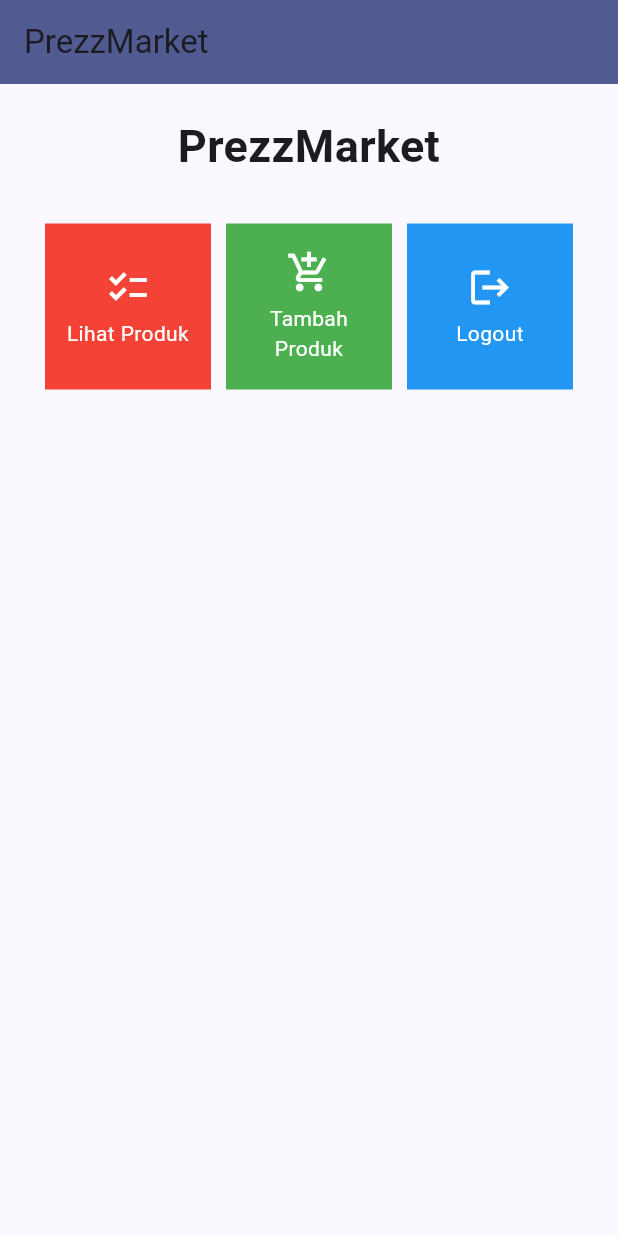
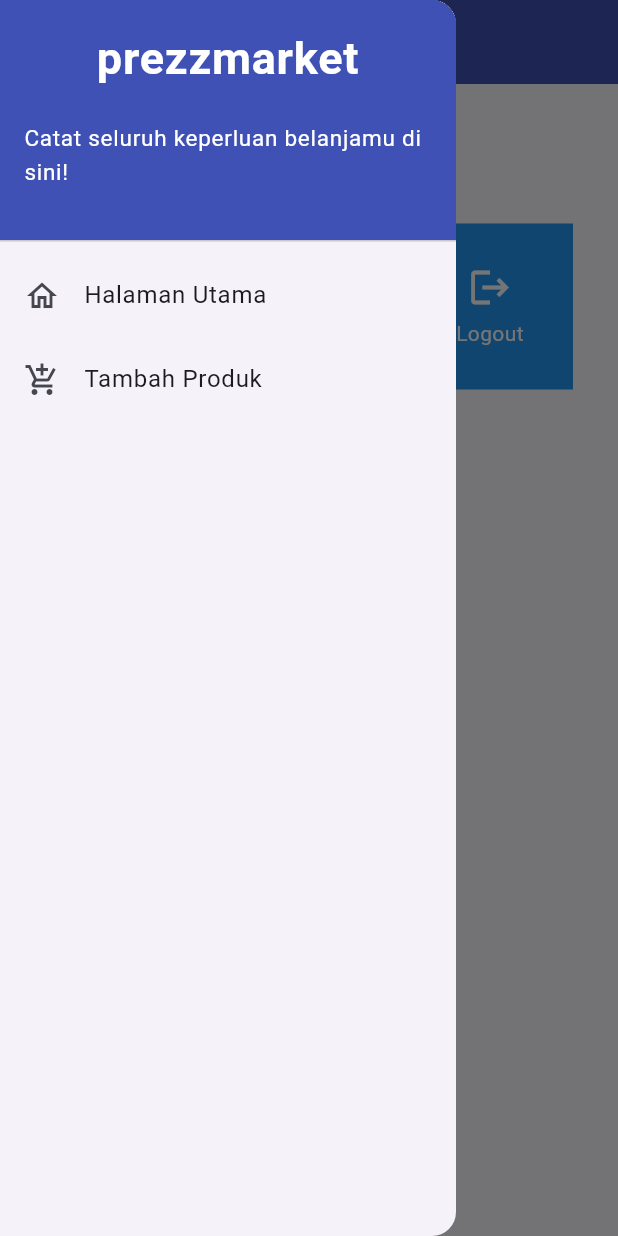
Before and after one commit to prasetyoadii/prezzmarket-mobile, a Flutter app: the screen it shows after launch, with the side drawer open (before the commit the screen has no drawer), on a phone screen of 412 x 824 dp. Run offline on Flutter 3.47's test engine with Material 2 defaults, Android fonts, the phone set to English and light mode, and no system bars.

Commit message:
Menyicil tugas 8

```diff
--- a/lib/main.dart
+++ b/lib/main.dart
@@ -1,5 +1,5 @@
 import 'package:flutter/material.dart';
-import 'package:prezzmarket/menu.dart';
+import 'package:prezzmarket/screens/menu.dart';
 void main() {
   runApp(const MyApp());
 }
--- a/lib/menu.dart
+++ b/lib/screens/menu.dart
@@ -1,4 +1,7 @@
 import 'package:flutter/material.dart';
+import 'package:prezzmarket/widgets/shop_card.dart';
+import 'package:prezzmarket/widgets/left_drawer.dart';
+
 
 class MyHomePage extends StatelessWidget {
     MyHomePage({Key? key}) : super(key: key);
@@ -15,8 +18,11 @@
           title: const Text(
             'PrezzMarket',
           ),
-          backgroundColor: Theme.of(context).colorScheme.primary,
+          backgroundColor: Colors.indigo,
+          foregroundColor: Colors.white,
         ),
+        drawer: const LeftDrawer(),
+
         body: SingleChildScrollView(
           // Widget wrapper yang dapat discroll
           child: Padding(
@@ -57,55 +63,3 @@
       );
     }
 }
-class ShopCard extends StatelessWidget {
-  final ShopItem item;
-
-  const ShopCard(this.item, {super.key}); // Constructor
-
-  @override
-  Widget build(BuildContext context) {
-    return Material(
-      color: item.color,
-      child: InkWell(
-        // Area responsive terhadap sentuhan
-        onTap: () {
-          // Memunculkan SnackBar ketika diklik
-          ScaffoldMessenger.of(context)
-            ..hideCurrentSnackBar()
-            ..showSnackBar(SnackBar(
-                content: Text("Kamu telah menekan tombol ${item.name}!")));
-        },
-        child: Container(
-          // Container untuk menyimpan Icon dan Text
-          padding: const EdgeInsets.all(8),
-          child: Center(
-            child: Column(
-              mainAxisAlignment: MainAxisAlignment.center,
-              children: [
-                Icon(
-                  item.icon,
-                  color: Colors.white,
-                  size: 30.0,
-                ),
-                const Padding(padding: EdgeInsets.all(3)),
-                Text(
-                  item.name,
-                  textAlign: TextAlign.center,
-                  style: const TextStyle(color: Colors.white),
-                ),
-              ],
-            ),
-          ),
-        ),
-      ),
-    );
-  }
-}
-
-class ShopItem {
-  final String name;
-  final IconData icon;
-  final Color color;
-
-  ShopItem(this.name, this.icon,this.color);
-}
--- /dev/null
+++ b/lib/widgets/left_drawer.dart
@@ -0,0 +1,73 @@
+import 'package:flutter/material.dart';
+import 'package:prezzmarket/screens/menu.dart';
+import 'package:prezzmarket/screens/prezzmarket_form.dart';
+
+class LeftDrawer extends StatelessWidget {
+  const LeftDrawer({super.key});
+
+  @override
+  Widget build(BuildContext context) {
+    return Drawer(
+      child: ListView(
+        children: [
+          const DrawerHeader(
+            decoration: BoxDecoration(
+              color: Colors.indigo,
+            ),
+            child: Column(
+              children: [
+                Text(
+                  'prezzmarket',
+                  textAlign: TextAlign.center,
+                  style: TextStyle(
+                    fontSize: 30,
+                    fontWeight: FontWeight.bold,
+                    color: Colors.white,
+                  ),
+                ),
+                Padding(padding: EdgeInsets.all(10)),
+                Text("Catat seluruh keperluan belanjamu di sini!",
+                    // TODO: Tambahkan gaya teks dengan center alignment, font ukuran 15, warna putih, dan weight biasa
+                      style: TextStyle(
+                        fontSize: 15.0,
+                        fontWeight: FontWeight.normal,
+                        color: Colors.white
+                     )
+                    ),
+              ],
+            ),
+          ),
+          // TODO: Bagian routing
+          ListTile(
+            leading: const Icon(Icons.home_outlined),
+            title: const Text('Halaman Utama'),
+            // Bagian redirection ke MyHomePage
+            onTap: () {
+              Navigator.pushReplacement(
+                  context,
+                  MaterialPageRoute(
+                    builder: (context) => MyHomePage(),
+                  ));
+            },
+          ),
+          ListTile(
+            leading: const Icon(Icons.add_shopping_cart),
+            title: const Text('Tambah Produk'),
+            // Bagian redirection ke ShopFormPage
+            onTap: () {
+              /*
+              TODO: Buatlah routing ke ShopFormPage di sini,
+              setelah halaman ShopFormPage sudah dibuat.
+              */
+               Navigator.pushReplacement(
+                  context,
+                  MaterialPageRoute(
+                    builder: (context) => const ShopFormPage(),
+                  ));
+            },
+          ),
+        ],
+      ),
+    );
+  }
+}
--- /dev/null
+++ b/lib/widgets/shop_card.dart
@@ -0,0 +1,63 @@
+import 'package:flutter/material.dart';
+import 'package:prezzmarket/screens/prezzmarket_form.dart';
+
+class ShopCard extends StatelessWidget {
+  final ShopItem item;
+
+  const ShopCard(this.item, {super.key}); // Constructor
+
+  @override
+  Widget build(BuildContext context) {
+    return Material(
+      color: item.color,
+      child: InkWell(
+        // Area responsive terhadap sentuhan
+        onTap: () {
+          // Memunculkan SnackBar ketika diklik
+          ScaffoldMessenger.of(context)
+            ..hideCurrentSnackBar()
+            ..showSnackBar(SnackBar(
+                content: Text("Kamu telah menekan tombol ${item.name}!")));
+          if (item.name == "Tambah Produk") {
+            Navigator.push(
+            context,
+            MaterialPageRoute(
+              builder: (context) => const ShopFormPage(),
+            ));
+          }
+        },
+
+        child: Container(
+          // Container untuk menyimpan Icon dan Text
+          padding: const EdgeInsets.all(8),
+          child: Center(
+            child: Column(
+              mainAxisAlignment: MainAxisAlignment.center,
+              children: [
+                Icon(
+                  item.icon,
+                  color: Colors.white,
+                  size: 30.0,
+                ),
+                const Padding(padding: EdgeInsets.all(3)),
+                Text(
+                  item.name,
+                  textAlign: TextAlign.center,
+                  style: const TextStyle(color: Colors.white),
+                ),
+              ],
+            ),
+          ),
+        ),
+      ),
+    );
+  }
+}
+
+class ShopItem {
+  final String name;
+  final IconData icon;
+  final Color color;
+
+  ShopItem(this.name, this.icon,this.color);
+}
```
Also changed, not shown: lib/screens/prezzmarket_form.dart (added, +167 -0 lines).
